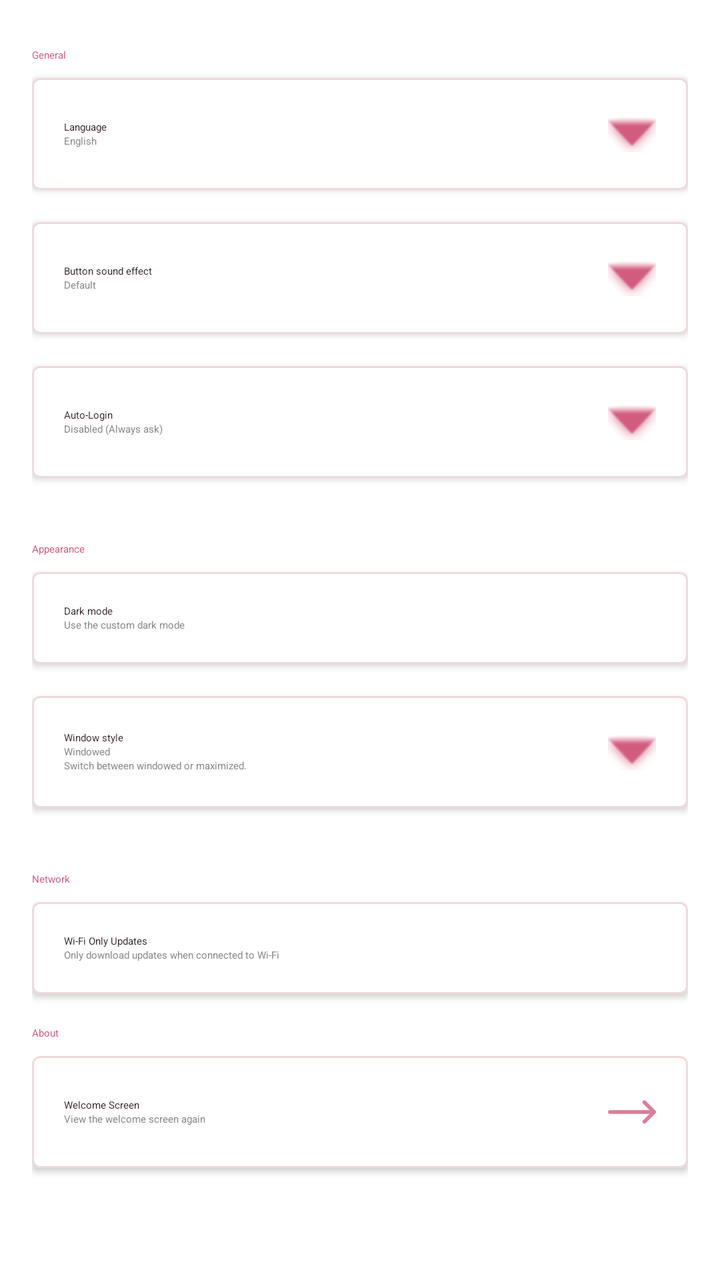
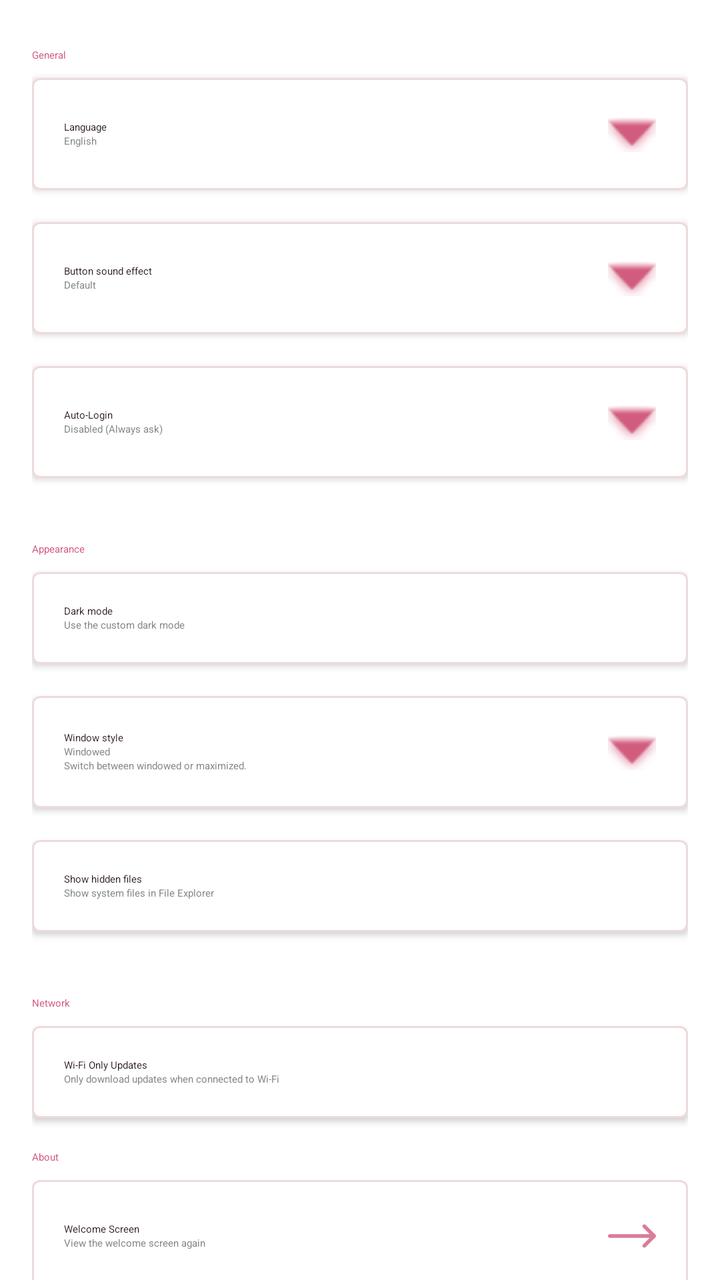

Screens rendered from an Android XML layout before and after an edit, with the pre-edit source and the edit as a unified diff.
<!-- AndroidManifest.xml: fallback theme Theme.MaterialComponents.DayNight.NoActionBar -->
<!-- res/layout/settings_activity.xml -->
<?xml version="1.0" encoding="utf-8"?>
<androidx.core.widget.NestedScrollView
    xmlns:android="http://schemas.android.com/apk/res/android"
    xmlns:app="http://schemas.android.com/apk/res-auto"
    android:layout_width="match_parent"
    android:layout_height="match_parent"
    android:fillViewport="true"
    android:background="@android:color/transparent">

    <LinearLayout
        android:layout_width="match_parent"
        android:layout_height="wrap_content"
        android:orientation="vertical"
        android:padding="16dp">

        
        <TextView
            android:text="@string/settings_category_general"
            android:layout_width="wrap_content"
            android:layout_height="wrap_content"
            android:textAppearance="?attr/textAppearanceTitleSmall"
            android:textColor="@color/colorPrimary"
            android:layout_marginBottom="8dp"
            android:layout_marginTop="8dp"/>

        <com.google.android.material.card.MaterialCardView
            android:id="@+id/cardLanguage"
            android:layout_width="match_parent"
            android:layout_height="wrap_content"
            android:layout_marginBottom="16dp"
            android:clickable="true"
            android:focusable="true"
            app:cardCornerRadius="4dp"
            app:cardElevation="2dp"
            app:cardBackgroundColor="@color/colorCardBackground"
            app:strokeColor="@color/colorDivider"
            app:strokeWidth="1dp">

            <LinearLayout
                android:layout_width="match_parent"
                android:layout_height="wrap_content"
                android:orientation="horizontal"
                android:padding="16dp"
                android:gravity="center_vertical">

                <LinearLayout
                    android:layout_width="0dp"
                    android:layout_height="wrap_content"
                    android:layout_weight="1"
                    android:orientation="vertical">

                    <TextView
                        android:text="@string/settings_language"
                        android:textAppearance="?attr/textAppearanceBodyLarge"
                        android:textColor="@color/colorTextPrimary"
                        android:layout_width="wrap_content"
                        android:layout_height="wrap_content"/>

                    <TextView
                        android:id="@+id/txtCurrentLanguage"
                        android:text="English"
                        android:textAppearance="?attr/textAppearanceBodyMedium"
                        android:layout_width="wrap_content"
                        android:layout_height="wrap_content"
                        android:textColor="@color/colorTextSecondary"/>
                </LinearLayout>

                <ImageView
                    android:layout_width="24dp"
                    android:layout_height="24dp"
                    android:src="@android:drawable/arrow_down_float"
                    app:tint="@color/colorIconTint"/>

            </LinearLayout>
        </com.google.android.material.card.MaterialCardView>

        <com.google.android.material.card.MaterialCardView
            android:id="@+id/cardSoundEffect"
            android:layout_width="match_parent"
            android:layout_height="wrap_content"
            android:layout_marginBottom="16dp"
            android:clickable="true"
            android:focusable="true"
            app:cardCornerRadius="4dp"
            app:cardElevation="2dp"
            app:cardBackgroundColor="@color/colorCardBackground"
            app:strokeColor="@color/colorDivider"
            app:strokeWidth="1dp">

            <LinearLayout
                android:layout_width="match_parent"
                android:layout_height="wrap_content"
                android:orientation="horizontal"
                android:padding="16dp"
                android:gravity="center_vertical">

                <LinearLayout
                    android:layout_width="0dp"
                    android:layout_height="wrap_content"
                    android:layout_weight="1"
                    android:orientation="vertical">

                    <TextView
                        android:text="@string/settings_sound_effect_title"
                        android:textAppearance="?attr/textAppearanceBodyLarge"
                        android:textColor="@color/colorTextPrimary"
                        android:layout_width="wrap_content"
                        android:layout_height="wrap_content"/>

                    <TextView
                        android:id="@+id/txtCurrentSoundEffect"
                        android:text="@string/settings_sound_effect_default"
                        android:textAppearance="?attr/textAppearanceBodyMedium"
                        android:layout_width="wrap_content"
                        android:layout_height="wrap_content"
                        android:textColor="@color/colorTextSecondary"/>
                </LinearLayout>

                <ImageView
                    android:layout_width="24dp"
                    android:layout_height="24dp"
                    android:src="@android:drawable/arrow_down_float"
                    app:tint="@color/colorIconTint"/>

            </LinearLayout>
        </com.google.android.material.card.MaterialCardView>

        <com.google.android.material.card.MaterialCardView
            android:id="@+id/cardAutoLogin"
            android:layout_width="match_parent"
            android:layout_height="wrap_content"
            android:layout_marginBottom="16dp"
            android:clickable="true"
            android:focusable="true"
            app:cardCornerRadius="4dp"
            app:cardElevation="2dp"
            app:cardBackgroundColor="@color/colorCardBackground"
            app:strokeColor="@color/colorDivider"
            app:strokeWidth="1dp">

            <LinearLayout
                android:layout_width="match_parent"
                android:layout_height="wrap_content"
                android:orientation="horizontal"
                android:padding="16dp"
                android:gravity="center_vertical">

                <LinearLayout
                    android:layout_width="0dp"
                    android:layout_height="wrap_content"
                    android:layout_weight="1"
                    android:orientation="vertical">

                    <TextView
                        android:text="@string/settings_auto_login_title"
                        android:textAppearance="?attr/textAppearanceBodyLarge"
                        android:textColor="@color/colorTextPrimary"
                        android:layout_width="wrap_content"
                        android:layout_height="wrap_content"/>

                    <TextView
                        android:id="@+id/txtCurrentAutoLogin"
                        android:text="@string/settings_auto_login_disabled"
                        android:textAppearance="?attr/textAppearanceBodyMedium"
                        android:layout_width="wrap_content"
                        android:layout_height="wrap_content"
                        android:textColor="@color/colorTextSecondary"/>
                </LinearLayout>

                <ImageView
                    android:layout_width="24dp"
                    android:layout_height="24dp"
                    android:src="@android:drawable/arrow_down_float"
                    app:tint="@color/colorIconTint"/>

            </LinearLayout>
        </com.google.android.material.card.MaterialCardView>

        <TextView
            android:text="@string/settings_category_appearance"
            android:layout_width="wrap_content"
            android:layout_height="wrap_content"
            android:textAppearance="?attr/textAppearanceTitleSmall"
            android:textColor="@color/colorPrimary"
            android:layout_marginBottom="8dp"
            android:layout_marginTop="16dp"/>

        <com.google.android.material.card.MaterialCardView
            android:id="@+id/cardDarkMode"
            android:layout_width="match_parent"
            android:layout_height="wrap_content"
            android:layout_marginBottom="16dp"
            android:clickable="true"
            android:focusable="true"
            app:cardCornerRadius="4dp"
            app:cardElevation="2dp"
            app:cardBackgroundColor="@color/colorCardBackground"
            app:strokeColor="@color/colorDivider"
            app:strokeWidth="1dp">

            <LinearLayout
                android:layout_width="match_parent"
                android:layout_height="wrap_content"
                android:orientation="horizontal"
                android:padding="16dp"
                android:gravity="center_vertical">

                <LinearLayout
                    android:layout_width="0dp"
                    android:layout_height="wrap_content"
                    android:layout_weight="1"
                    android:orientation="vertical">

                    <TextView
                        android:text="@string/settings_dark_mode_title"
                        android:textAppearance="?attr/textAppearanceBodyLarge"
                        android:textColor="@color/colorTextPrimary"
                        android:layout_width="wrap_content"
                        android:layout_height="wrap_content"/>

                    <TextView
                        android:text="@string/settings_dark_mode_desc"
                        android:textAppearance="?attr/textAppearanceBodySmall"
                        android:layout_width="wrap_content"
                        android:layout_height="wrap_content"
                        android:textColor="@color/colorTextSecondary"/>
                </LinearLayout>

                <com.google.android.material.materialswitch.MaterialSwitch
                    android:id="@+id/switchDarkMode"
                    android:layout_width="wrap_content"
                    android:layout_height="wrap_content"/>

            </LinearLayout>
        </com.google.android.material.card.MaterialCardView>

        <com.google.android.material.card.MaterialCardView
            android:id="@+id/cardWindowMode"
            android:layout_width="match_parent"
            android:layout_height="wrap_content"
            android:layout_marginBottom="16dp"
            android:clickable="true"
            android:focusable="true"
            app:cardCornerRadius="4dp"
            app:cardElevation="2dp"
            app:cardBackgroundColor="@color/colorCardBackground"
            app:strokeColor="@color/colorDivider"
            app:strokeWidth="1dp">

            <LinearLayout
                android:layout_width="match_parent"
                android:layout_height="wrap_content"
                android:orientation="horizontal"
                android:padding="16dp"
                android:gravity="center_vertical">

                <LinearLayout
                    android:layout_width="0dp"
                    android:layout_height="wrap_content"
                    android:layout_weight="1"
                    android:orientation="vertical">

                    <TextView
                        android:text="@string/settings_window_mode_title"
                        android:textAppearance="?attr/textAppearanceBodyLarge"
                        android:textColor="@color/colorTextPrimary"
                        android:layout_width="wrap_content"
                        android:layout_height="wrap_content"/>

                    <TextView
                        android:id="@+id/txtCurrentWindowMode"
                        android:text="@string/window_mode_windowed"
                        android:textAppearance="?attr/textAppearanceBodyMedium"
                        android:layout_width="wrap_content"
                        android:layout_height="wrap_content"
                        android:textColor="@color/colorTextSecondary"/>

                    <TextView
                        android:text="@string/settings_window_mode_desc"
                        android:textAppearance="?attr/textAppearanceBodySmall"
                        android:layout_width="wrap_content"
                        android:layout_height="wrap_content"
                        android:textColor="@color/colorTextSecondary"/>
                </LinearLayout>

                <ImageView
                    android:layout_width="24dp"
                    android:layout_height="24dp"
                    android:src="@android:drawable/arrow_down_float"
                    app:tint="@color/colorIconTint"/>

            </LinearLayout>
        </com.google.android.material.card.MaterialCardView>

        
        <TextView
            android:text="@string/settings_category_network"
            android:layout_width="wrap_content"
            android:layout_height="wrap_content"
            android:textAppearance="?attr/textAppearanceTitleSmall"
            android:textColor="@color/colorPrimary"
            android:layout_marginBottom="8dp"
            android:layout_marginTop="16dp"/>

        <com.google.android.material.card.MaterialCardView
            android:layout_width="match_parent"
            android:layout_height="wrap_content"
            app:cardCornerRadius="4dp"
            app:cardElevation="2dp"
            app:cardBackgroundColor="@color/colorCardBackground"
            app:strokeColor="@color/colorDivider"
            app:strokeWidth="1dp">

            <LinearLayout
                android:layout_width="match_parent"
                android:layout_height="wrap_content"
                android:orientation="horizontal"
                android:padding="16dp"
                android:gravity="center_vertical">

                <LinearLayout
                    android:layout_width="0dp"
                    android:layout_height="wrap_content"
                    android:layout_weight="1"
                    android:orientation="vertical">

                    <TextView
                        android:text="@string/settings_wifi_only_title"
                        android:textAppearance="?attr/textAppearanceBodyLarge"
                        android:textColor="@color/colorTextPrimary"
                        android:layout_width="wrap_content"
                        android:layout_height="wrap_content"/>

                    <TextView
                        android:text="@string/settings_wifi_only_desc"
                        android:textAppearance="?attr/textAppearanceBodySmall"
                        android:layout_width="wrap_content"
                        android:layout_height="wrap_content"
                        android:textColor="@color/colorTextSecondary"/>
                </LinearLayout>

                <com.google.android.material.materialswitch.MaterialSwitch
                    android:id="@+id/switchWifiOnly"
                    android:layout_width="wrap_content"
                    android:layout_height="wrap_content"/>

            </LinearLayout>
        </com.google.android.material.card.MaterialCardView>

        <TextView
            android:text="@string/settings_category_about"
            android:layout_width="wrap_content"
            android:layout_height="wrap_content"
            android:textAppearance="?attr/textAppearanceTitleSmall"
            android:textColor="@color/colorPrimary"
            android:layout_marginBottom="8dp"
            android:layout_marginTop="16dp"/>

        <com.google.android.material.card.MaterialCardView
            android:id="@+id/cardWelcomeScreen"
            android:layout_width="match_parent"
            android:layout_height="wrap_content"
            android:layout_marginBottom="16dp"
            android:clickable="true"
            android:focusable="true"
            app:cardCornerRadius="4dp"
            app:cardElevation="2dp"
            app:cardBackgroundColor="@color/colorCardBackground"
            app:strokeColor="@color/colorDivider"
            app:strokeWidth="1dp">

            <LinearLayout
                android:layout_width="match_parent"
                android:layout_height="wrap_content"
                android:orientation="horizontal"
                android:padding="16dp"
                android:gravity="center_vertical">

                <LinearLayout
                    android:layout_width="0dp"
                    android:layout_height="wrap_content"
                    android:layout_weight="1"
                    android:orientation="vertical">

                    <TextView
                        android:text="@string/settings_welcome_screen_title"
                        android:textAppearance="?attr/textAppearanceBodyLarge"
                        android:textColor="@color/colorTextPrimary"
                        android:layout_width="wrap_content"
                        android:layout_height="wrap_content"/>

                    <TextView
                        android:text="@string/settings_welcome_screen_desc"
                        android:textAppearance="?attr/textAppearanceBodySmall"
                        android:layout_width="wrap_content"
                        android:layout_height="wrap_content"
                        android:textColor="@color/colorTextSecondary"/>
                </LinearLayout>

                <ImageView
                    android:layout_width="24dp"
                    android:layout_height="24dp"
                    android:src="@drawable/ic_right_arrow"
                    app:tint="@color/colorIconTint"/>

            </LinearLayout>
        </com.google.android.material.card.MaterialCardView>

    </LinearLayout>
</androidx.core.widget.NestedScrollView>
<!-- resources referenced by this layout -->
<resources>
  <color name="colorCardBackground">#FFFFFF</color>
  <color name="colorDivider">#EEDADA</color>
  <color name="colorIconTint">#D25C7E</color>
  <color name="colorPrimary">#D25C7E</color>
  <color name="colorTextPrimary">#2C1C24</color>
  <color name="colorTextSecondary">#888888</color>
  <!-- drawable ic_right_arrow: png bitmap (drawable-hdpi, 236 bytes) -->
  <string name="settings_auto_login_disabled">Disabled (Always ask)</string>
  <string name="settings_auto_login_title">Auto-Login</string>
  <string name="settings_category_about">About</string>
  <string name="settings_category_appearance">Appearance</string>
  <string name="settings_category_general">General</string>
  <string name="settings_category_network">Network</string>
  <string name="settings_dark_mode_desc">Use the custom dark mode</string>
  <string name="settings_dark_mode_title">Dark mode</string>
  <string name="settings_language">Language</string>
  <string name="settings_sound_effect_default">Default</string>
  <string name="settings_sound_effect_title">Button sound effect</string>
  <string name="settings_welcome_screen_desc">View the welcome screen again</string>
  <string name="settings_welcome_screen_title">Welcome Screen</string>
  <string name="settings_wifi_only_desc">Only download updates when connected to Wi-Fi</string>
  <string name="settings_wifi_only_title">Wi-Fi Only Updates</string>
  <string name="settings_window_mode_desc">Switch between windowed or maximized.</string>
  <string name="settings_window_mode_title">Window style</string>
  <string name="window_mode_windowed">Windowed</string>
</resources>

<!-- the commit's change to res/layout/settings_activity.xml (unified diff, before → after) -->
@@ -292,6 +292,55 @@
             </LinearLayout>
         </com.google.android.material.card.MaterialCardView>
 
+        <com.google.android.material.card.MaterialCardView
+            android:id="@+id/cardShowHiddenFiles"
+            android:layout_width="match_parent"
+            android:layout_height="wrap_content"
+            android:layout_marginBottom="16dp"
+            android:clickable="true"
+            android:focusable="true"
+            app:cardCornerRadius="4dp"
+            app:cardElevation="2dp"
+            app:cardBackgroundColor="@color/colorCardBackground"
+            app:strokeColor="@color/colorDivider"
+            app:strokeWidth="1dp">
+
+            <LinearLayout
+                android:layout_width="match_parent"
+                android:layout_height="wrap_content"
+                android:orientation="horizontal"
+                android:padding="16dp"
+                android:gravity="center_vertical">
+
+                <LinearLayout
+                    android:layout_width="0dp"
+                    android:layout_height="wrap_content"
+                    android:layout_weight="1"
+                    android:orientation="vertical">
+
+                    <TextView
+                        android:text="@string/settings_show_hidden_files_title"
+                        android:textAppearance="?attr/textAppearanceBodyLarge"
+                        android:textColor="@color/colorTextPrimary"
+                        android:layout_width="wrap_content"
+                        android:layout_height="wrap_content"/>
+
+                    <TextView
+                        android:text="@string/settings_show_hidden_files_desc"
+                        android:textAppearance="?attr/textAppearanceBodySmall"
+                        android:layout_width="wrap_content"
+                        android:layout_height="wrap_content"
+                        android:textColor="@color/colorTextSecondary"/>
+                </LinearLayout>
+
+                <com.google.android.material.materialswitch.MaterialSwitch
+                    android:id="@+id/switchShowHiddenFiles"
+                    android:layout_width="wrap_content"
+                    android:layout_height="wrap_content"/>
+
+            </LinearLayout>
+        </com.google.android.material.card.MaterialCardView>
+
         
         <TextView
             android:text="@string/settings_category_network"
<!-- resource entries referenced after the edit -->
@@ -16,6 +16,8 @@
   <string name="settings_dark_mode_desc">Use the custom dark mode</string>
   <string name="settings_dark_mode_title">Dark mode</string>
   <string name="settings_language">Language</string>
+  <string name="settings_show_hidden_files_desc">Show system files in File Explorer</string>
+  <string name="settings_show_hidden_files_title">Show hidden files</string>
   <string name="settings_sound_effect_default">Default</string>
   <string name="settings_sound_effect_title">Button sound effect</string>
   <string name="settings_welcome_screen_desc">View the welcome screen again</string>
